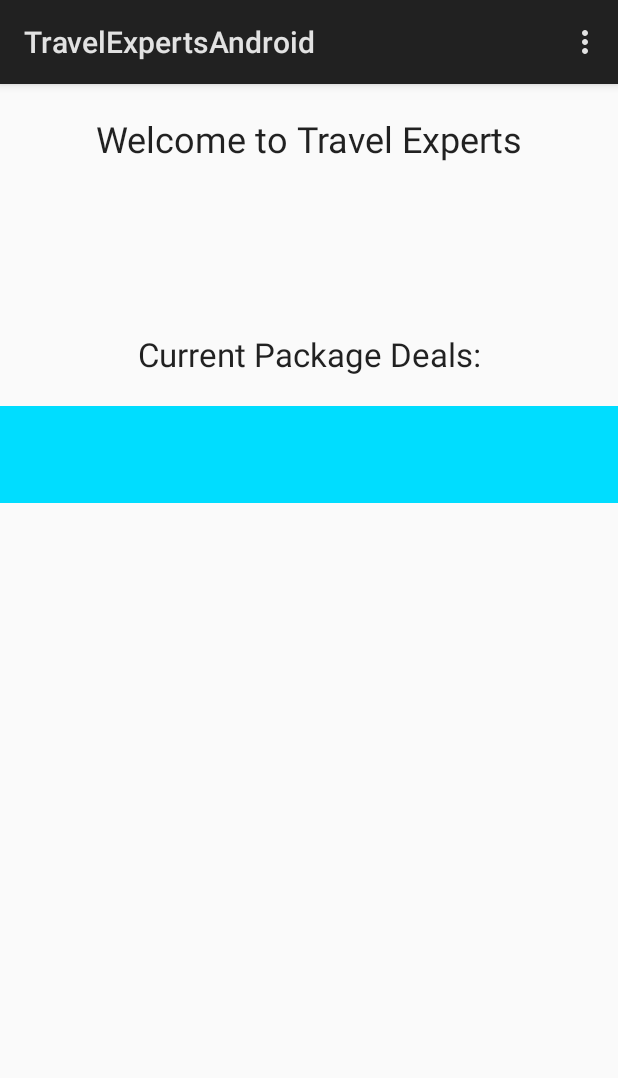
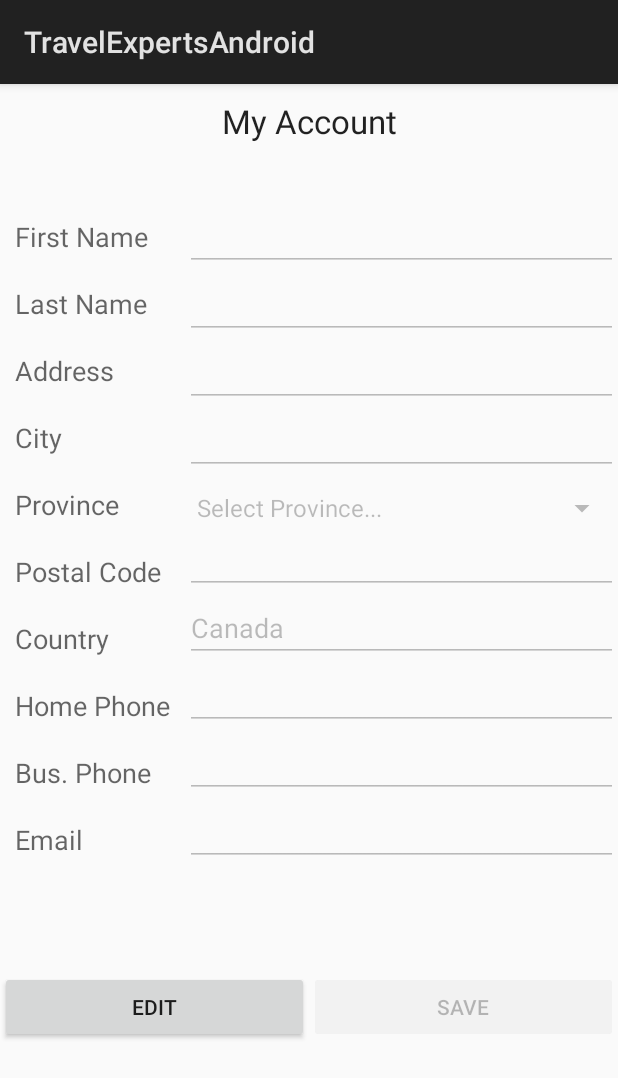
Before and after one commit to olaoluadesanya/TravelExpertsFinal, an Android app: the MainActivity screen opened directly, with no data from a screen before it, in the options menu, after a tap on "My Account", on a phone screen of 412 x 824 dp. Shown: the top 1078 px of the screen. Run offline under Robolectric (Android 15) with nearby library versions, the phone set to English and light mode, and no system bars; 16 statements that could not run were skipped.

Commit message:
Account update data validation

```diff
--- a/Android/TravelExpertsAndroid/app/src/main/AndroidManifest.xml
+++ b/Android/TravelExpertsAndroid/app/src/main/AndroidManifest.xml
@@ -29,6 +29,7 @@
         <activity android:name=".MainActivity" />
         <activity android:name=".DetailActivity" />
         <activity android:name=".BookingsActivity" />
+        <activity android:name=".AccountActivity"></activity>
     </application>
 
 </manifest>
--- /dev/null
+++ b/Android/TravelExpertsAndroid/app/src/main/java/com/example/a790232/travelexpertsandroid/AccountActivity.java
@@ -0,0 +1,219 @@
+/*
+    AccountActivity.java
+    Corinne Mullan
+    October 17, 2018
+
+    Initial version created.
+ */
+
+package com.example.a790232.travelexpertsandroid;
+
+import android.app.Activity;
+import android.content.Intent;
+import android.os.Bundle;
+import android.view.View;
+import android.widget.Button;
+import android.widget.EditText;
+import android.widget.Spinner;
+import android.widget.TextView;
+
+public class AccountActivity extends Activity {
+
+    // Class variables for the GUI elements
+    EditText etFirstName;
+    EditText etLastName;
+    EditText etAddress;
+    EditText etCity;
+    EditText etPostalCode;
+    EditText etCountry;
+    EditText etHomePhone;
+    EditText etBusPhone;
+    EditText etEmail;
+    Spinner spProvince;
+    Button btnSave, btnEdit;
+    TextView tvStatusMsg;
+
+    // Object for the currently logged in customer
+    Customer customer;
+
+    // String for displaying error and status messages
+    String statusMsg = "";
+
+    @Override
+    protected void onCreate(Bundle savedInstanceState) {
+        super.onCreate(savedInstanceState);
+        setContentView(R.layout.activity_account);
+
+        // Obtain the currently logged in customer from the intent
+        Intent intent = getIntent();
+        customer = (Customer) intent.getSerializableExtra("customer");
+
+        // Obtain references to the GUI elements
+        etFirstName = findViewById(R.id.etFirstName);
+        etLastName = findViewById(R.id.etLastName);
+        etAddress = findViewById(R.id.etAddress);
+        etCity = findViewById(R.id.etCity);
+        etPostalCode = findViewById(R.id.etPostalCode);
+        etCountry = findViewById(R.id.etCountry);
+        etHomePhone = findViewById(R.id.etHomePhone);
+        etBusPhone = findViewById(R.id.etBusPhone);
+        etEmail = findViewById(R.id.etEmail);
+        spProvince = findViewById(R.id.spProvince);
+        tvStatusMsg = findViewById(R.id.tvStatusMsg);
+        btnEdit = findViewById(R.id.btnEdit);
+        btnSave = findViewById(R.id.btnSave);
+
+        // Initially, the text fields will just display the customer's information and
+        // not be editable
+        etFirstName.setEnabled(false);
+        etLastName.setEnabled(false);
+        etAddress.setEnabled(false);
+        etCity.setEnabled(false);
+        etPostalCode.setEnabled(false);
+        etCountry.setEnabled(false);
+        etHomePhone.setEnabled(false);
+        etBusPhone.setEnabled(false);
+        etEmail.setEnabled(false);
+        spProvince.setEnabled(false);
+
+        // Enable the Edit button and disable the Save button
+        btnEdit.setEnabled(true);
+        btnSave.setEnabled(false);
+
+        // Set the text displayed in the GUI elements
+        etFirstName.setText(customer.getCustFirstName());
+        etLastName.setText(customer.getCustLastName());
+        etAddress.setText(customer.getCustAddress());
+        etCity.setText(customer.getCustCity());
+        etPostalCode.setText(customer.getCustPostal());
+        etCountry.setText(customer.getCustCountry());
+        etHomePhone.setText(customer.getCustHomePhone());
+        etBusPhone.setText(customer.getCustHomePhone());
+        etEmail.setText(customer.getCustEmail());
+
+        // Set the province in the spinner
+        if (customer.getCustProv() == null) {
+            spProvince.setSelection(0);
+        }
+        else {
+            for (int i = 0; i < spProvince.getCount(); i++) {
+                if (spProvince.getItemAtPosition(i).toString().equals(customer.getCustProv())) {
+                    spProvince.setSelection(i);
+                }
+            }
+        }
+
+        btnEdit.setOnClickListener(new View.OnClickListener() {
+            @Override
+            public void onClick(View v) {
+
+                // Enable the edit text fields and spinner
+                etFirstName.setEnabled(true);
+                etLastName.setEnabled(true);
+                etAddress.setEnabled(true);
+                etCity.setEnabled(true);
+                etPostalCode.setEnabled(true);
+                etCountry.setEnabled(true);
+                etHomePhone.setEnabled(true);
+                etBusPhone.setEnabled(true);
+                etEmail.setEnabled(true);
+                spProvince.setEnabled(true);
+
+                // Disable the Edit button and enable the Save button
+                btnEdit.setEnabled(false);
+                btnSave.setEnabled(true);
+            }
+        });
+
+        btnSave.setOnClickListener(new View.OnClickListener() {
+            @Override
+            public void onClick(View v) {
+
+                //First validate the user-entered data
+                if(validateCustomer()) {
+
+                    // Update the database via the web service
+
+                    // Reset all the fields to disabled
+                    etFirstName.setEnabled(false);
+                    etLastName.setEnabled(false);
+                    etAddress.setEnabled(false);
+                    etCity.setEnabled(false);
+                    etPostalCode.setEnabled(false);
+                    etCountry.setEnabled(false);
+                    etHomePhone.setEnabled(false);
+                    etBusPhone.setEnabled(false);
+                    etEmail.setEnabled(false);
+                    spProvince.setEnabled(false);
+
+                    // Enable the Edit button and disable the Save button
+                    btnEdit.setEnabled(true);
+                    btnSave.setEnabled(false);
+                }
+
+
+            }
+        });
+    }
+
+    private boolean validateCustomer() {
+
+        statusMsg = "";
+
+        // Validate that a first name has been entered
+        if (etFirstName.getText().toString().equals("")) {
+            statusMsg = "Please enter your first name";
+            tvStatusMsg.setText(statusMsg);
+            return false;
+        }
+
+        // Validate that a last name has been entered
+        if (etLastName.getText().toString().equals("")) {
+            statusMsg = "Please enter your last name";
+            tvStatusMsg.setText(statusMsg);
+            return false;
+        }
+
+        // Validate the postal code
+        String regexPCStr = "^([a-zA-Z]\\d[a-zA-Z]\\s?\\d[a-zA-Z]\\d)$";
+        if (!etPostalCode.getText().toString().equals("") && !etPostalCode.getText().toString().matches(regexPCStr)) {
+            statusMsg = "Please enter your postal code in the form A1A 1A1";
+            tvStatusMsg.setText(statusMsg);
+            return false;
+        }
+
+        // Validate the home phone number, which must be a 10 digit number (digits only)
+        String regexPhStr = "^[0-9]{10}$";
+        if (!etHomePhone.getText().toString().equals("") && !etHomePhone.getText().toString().matches(regexPhStr)) {
+            statusMsg = "Please enter your home phone number as 10 digits";
+            tvStatusMsg.setText(statusMsg);
+            return false;
+        }
+
+        // Validate the business phone number, which must be a 10 digit number (digits only)
+        if (!etBusPhone.getText().toString().equals("") && !etBusPhone.getText().toString().matches(regexPhStr)) {
+            statusMsg = "Please enter your business number as 10 digits";
+            tvStatusMsg.setText(statusMsg);
+            return false;
+        }
+
+        // Validate the email, in the form abc123@xx45.com
+        // The email is a required field
+        String regexEmailStr = "^([a-zA-Z0-9]+)@([a-zA-Z0-9]+).([a-zA-Z]+)$";
+        String tmpEmail = etEmail.getText().toString().trim();      // trim the whitespace
+        if (tmpEmail.equals("")) {
+            statusMsg = "Please enter your email";
+            tvStatusMsg.setText(statusMsg);
+            return false;
+        }
+        else if (!tmpEmail.matches(regexEmailStr)){
+            statusMsg = "Please enter a valid email in the form abc@xx.com";
+            tvStatusMsg.setText(statusMsg);
+            return false;
+        }
+
+        statusMsg = "";
+        tvStatusMsg.setText(statusMsg);
+        return true;
+    }
+}
--- a/Android/TravelExpertsAndroid/app/src/main/java/com/example/a790232/travelexpertsandroid/MainActivity.java
+++ b/Android/TravelExpertsAndroid/app/src/main/java/com/example/a790232/travelexpertsandroid/MainActivity.java
@@ -197,20 +197,19 @@ public class MainActivity extends Activity {
                 // Pass the Customer object in the intent to start the activity
                 return true;
             case R.id.miMyAccount:
-                // ***** TO DO *****
-                // Pass the Customer object in the intent to start the activity
+                Intent acctIntent = new Intent(getApplicationContext(), AccountActivity.class);
+                acctIntent.putExtra("customer", customer);
+                startActivity(acctIntent);
+
                 return true;
+
             case R.id.miLogOut:
-                // ***** TO DO *****
-                // (How does logging out work?  Clear the customer object and return to login
-                // delete token
-
                 SharedPreferences preferences = getSharedPreferences("MY_APP", Context.MODE_PRIVATE);
                 preferences.edit().putString("token",null).apply(); //set token to empty string
                 preferences.edit().putString("custJson",null).apply();
                 Intent activityIntent = new Intent(this, LoginActivity.class);
                 startActivity(activityIntent);
-                // activity??)
+
                 return true;
             default:
                 return false;
--- /dev/null
+++ b/Android/TravelExpertsAndroid/app/src/main/res/layout/activity_account.xml
@@ -0,0 +1,232 @@
+<?xml version="1.0" encoding="utf-8"?>
+<android.support.constraint.ConstraintLayout xmlns:android="http://schemas.android.com/apk/res/android"
+    xmlns:app="http://schemas.android.com/apk/res-auto"
+    xmlns:tools="http://schemas.android.com/tools"
+    android:layout_width="match_parent"
+    android:layout_height="match_parent"
+    tools:context=".AccountActivity">
+
+    <ScrollView
+        android:layout_width="match_parent"
+        android:layout_height="match_parent"
+        tools:layout_editor_absoluteX="16dp"
+        tools:layout_editor_absoluteY="47dp">
+
+        <LinearLayout
+            android:layout_width="match_parent"
+            android:layout_height="wrap_content"
+            android:orientation="vertical">
+
+            <TextView
+                android:id="@+id/textView4"
+                android:layout_width="match_parent"
+                android:layout_height="wrap_content"
+                android:padding="10dp"
+                android:text="@string/my_account"
+                android:textAlignment="center"
+                android:textAppearance="@android:style/TextAppearance.Material.Large" />
+
+            <LinearLayout
+                android:layout_width="match_parent"
+                android:layout_height="match_parent"
+                android:layout_marginBottom="10dp"
+                android:layout_marginTop="30dp"
+                android:orientation="horizontal">
+
+                <LinearLayout
+                    android:layout_width="wrap_content"
+                    android:layout_height="match_parent"
+                    android:orientation="vertical">
+
+                    <TextView
+                        android:id="@+id/textView5"
+                        android:layout_width="match_parent"
+                        android:layout_height="wrap_content"
+                        android:padding="10dp"
+                        android:text="@string/first_name"
+                        android:textAppearance="@android:style/TextAppearance.Material.Medium" />
+
+                    <TextView
+                        android:id="@+id/textView7"
+                        android:layout_width="match_parent"
+                        android:layout_height="wrap_content"
+                        android:padding="10dp"
+                        android:text="@string/last_name"
+                        android:textAppearance="@android:style/TextAppearance.Material.Medium" />
+
+                    <TextView
+                        android:id="@+id/textView9"
+                        android:layout_width="match_parent"
+                        android:layout_height="wrap_content"
+                        android:padding="10dp"
+                        android:text="@string/address"
+                        android:textAppearance="@android:style/TextAppearance.Material.Medium" />
+
+                    <TextView
+                        android:id="@+id/textView11"
+                        android:layout_width="match_parent"
+                        android:layout_height="wrap_content"
+                        android:padding="10dp"
+                        android:text="@string/city"
+                        android:textAppearance="@android:style/TextAppearance.Material.Medium" />
+
+                    <TextView
+                        android:id="@+id/textView12"
+                        android:layout_width="match_parent"
+                        android:layout_height="wrap_content"
+                        android:padding="10dp"
+                        android:text="@string/province"
+                        android:textAppearance="@android:style/TextAppearance.Material.Medium" />
+
+                    <TextView
+                        android:id="@+id/textView14"
+                        android:layout_width="match_parent"
+                        android:layout_height="wrap_content"
+                        android:padding="10dp"
+                        android:text="@string/postal_code"
+                        android:textAppearance="@android:style/TextAppearance.Material.Medium" />
+
+                    <TextView
+                        android:id="@+id/textView13"
+                        android:layout_width="match_parent"
+                        android:layout_height="wrap_content"
+                        android:padding="10dp"
+                        android:text="@string/country"
+                        android:textAppearance="@android:style/TextAppearance.Material.Medium" />
+
+                    <TextView
+                        android:id="@+id/textView17"
+                        android:layout_width="match_parent"
+                        android:layout_height="wrap_content"
+                        android:padding="10dp"
+                        android:text="@string/home_phone"
+                        android:textAppearance="@android:style/TextAppearance.Material.Medium" />
+
+                    <TextView
+                        android:id="@+id/textView16"
+                        android:layout_width="match_parent"
+                        android:layout_height="wrap_content"
+                        android:padding="10dp"
+                        android:text="@string/bus_phone"
+                        android:textAppearance="@android:style/TextAppearance.Material.Medium" />
+
+                    <TextView
+                        android:id="@+id/textView15"
+                        android:layout_width="match_parent"
+                        android:layout_height="wrap_content"
+                        android:padding="10dp"
+                        android:text="@string/email"
+                        android:textAppearance="@android:style/TextAppearance.Material.Medium" />
+
+                </LinearLayout>
+
+                <LinearLayout
+                    android:layout_width="match_parent"
+                    android:layout_height="match_parent"
+                    android:orientation="vertical">
+
+                    <EditText
+                        android:id="@+id/etFirstName"
+                        android:layout_width="match_parent"
+                        android:layout_height="wrap_content"
+                        android:ems="10"
+                        android:inputType="textPersonName" />
+
+                    <EditText
+                        android:id="@+id/etLastName"
+                        android:layout_width="match_parent"
+                        android:layout_height="wrap_content"
+                        android:ems="10"
+                        android:inputType="textPersonName" />
+
+                    <EditText
+                        android:id="@+id/etAddress"
+                        android:layout_width="match_parent"
+                        android:layout_height="wrap_content"
+                        android:ems="10"
+                        android:inputType="textPersonName" />
+
+                    <EditText
+                        android:id="@+id/etCity"
+                        android:layout_width="match_parent"
+                        android:layout_height="wrap_content"
+                        android:ems="10"
+                        android:inputType="textPersonName" />
+
+                    <Spinner
+                        android:id="@+id/spProvince"
+                        android:layout_width="match_parent"
+                        android:layout_height="wrap_content"
+                        android:layout_marginTop="10dp"
+                        android:entries="@array/provinces" />
+
+                    <EditText
+                        android:id="@+id/etPostalCode"
+                        android:layout_width="match_parent"
+                        android:layout_height="wrap_content"
+                        android:ems="10"
+                        android:inputType="textPersonName" />
+
+                    <EditText
+                        android:id="@+id/etCountry"
+                        android:layout_width="match_parent"
+                        android:layout_height="wrap_content"
+                        android:ems="10"
+                        android:inputType="textPersonName"
+                        android:text="@string/canada" />
+
+                    <EditText
+                        android:id="@+id/etHomePhone"
+                        android:layout_width="match_parent"
+                        android:layout_height="wrap_content"
+                        android:ems="10"
+                        android:inputType="phone" />
+
+                    <EditText
+                        android:id="@+id/etBusPhone"
+                        android:layout_width="match_parent"
+                        android:layout_height="wrap_content"
+                        android:ems="10"
+                        android:inputType="phone" />
+
+                    <EditText
+                        android:id="@+id/etEmail"
+                        android:layout_width="match_parent"
+                        android:layout_height="wrap_content"
+                        android:ems="10"
+                        android:inputType="textEmailAddress" />
+
+                </LinearLayout>
+            </LinearLayout>
+
+            <TextView
+                android:id="@+id/tvStatusMsg"
+                android:layout_width="wrap_content"
+                android:layout_height="wrap_content"
+                android:layout_margin="15dp"
+                android:textAppearance="@android:style/TextAppearance.Material.Medium"
+                android:textColor="@android:color/holo_red_dark" />
+
+            <LinearLayout
+                android:layout_width="match_parent"
+                android:layout_height="match_parent"
+                android:orientation="horizontal">
+
+                <Button
+                    android:id="@+id/btnEdit"
+                    android:layout_width="wrap_content"
+                    android:layout_height="wrap_content"
+                    android:layout_weight="1"
+                    android:text="@string/edit" />
+
+                <Button
+                    android:id="@+id/btnSave"
+                    android:layout_width="wrap_content"
+                    android:layout_height="wrap_content"
+                    android:layout_weight="1"
+                    android:text="@string/save" />
+            </LinearLayout>
+        </LinearLayout>
+    </ScrollView>
+
+</android.support.constraint.ConstraintLayout>
--- a/Android/TravelExpertsAndroid/app/src/main/res/values/strings.xml
+++ b/Android/TravelExpertsAndroid/app/src/main/res/values/strings.xml
@@ -25,6 +25,35 @@
     <!-- TODO: Remove or change this placeholder text -->
     <string name="hello_blank_fragment">Hello blank fragment</string>
     <string name="my_bookings">My Bookings</string>
+    <string name="first_name">First Name</string>
+    <string name="last_name">Last Name</string>
+    <string name="address">Address</string>
+    <string name="city">City</string>
+    <string name="province">Province</string>
+    <string name="postal_code">Postal Code</string>
+    <string name="country">Country</string>
+    <string name="home_phone">Home Phone</string>
+    <string name="bus_phone">Bus. Phone</string>
+    <string name="email">Email</string>
+    <string name="canada">Canada</string>
+    <string name="edit">Edit</string>
+    <string name="save">Save</string>
+    <string-array name="provinces">
+        <item>Select Province...</item>
+        <item>AB</item>
+        <item>BC</item>
+        <item>MB</item>
+        <item>NB</item>
+        <item>NL</item>
+        <item>NS</item>
+        <item>NT</item>
+        <item>NU</item>
+        <item>ON</item>
+        <item>PE</item>
+        <item>QC</item>
+        <item>SK</item>
+        <item>YT</item>
+    </string-array>
 
     <!-- Items used to populate the spinner for the number of travellers -->
     <string-array name="array_num_travellers">
```
Also changed, not shown: Android/TravelExpertsAndroid/app/build.gradle (line endings or trailing spaces), Android/TravelExpertsAndroid/app/src/main/res/drawable/caribbean.jpg (renamed from Android/TravelExpertsAndroid/app/src/main/res/drawable/carribean.jpg).
